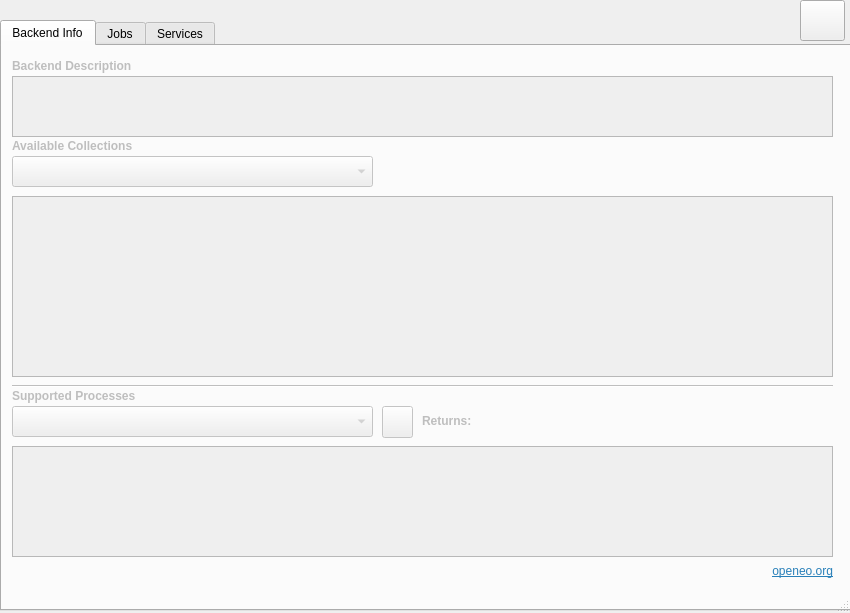
The window that openeo_connector_dialog_base.ui (Open-EO/openeo-qgis-plugin) describes before a commit, drawn with Qt 5.
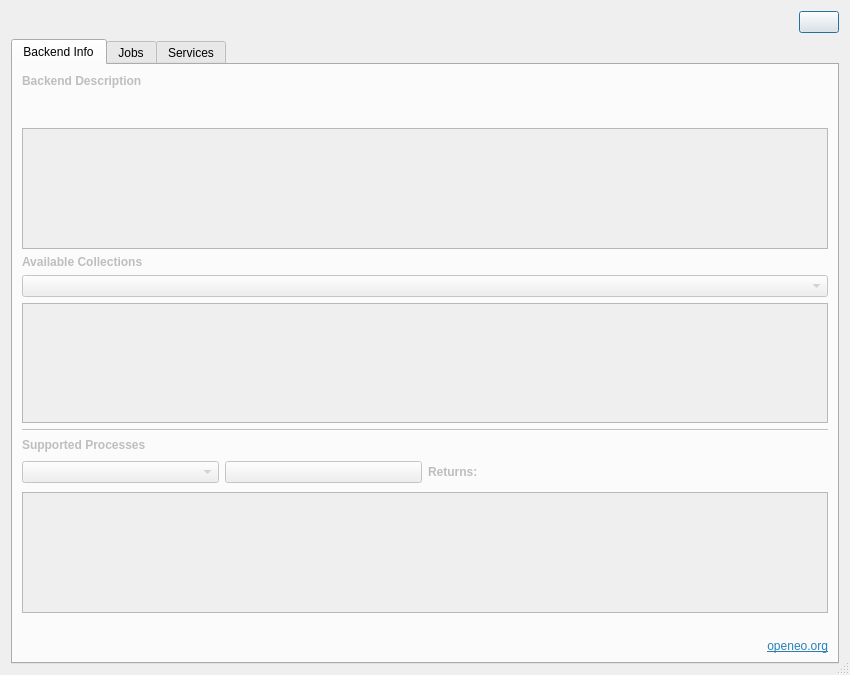
The same window after the commit. The open tabs and pages were chosen to show the change. Icons and pictures are not drawn.

Commit message: improved layout making all windows editable in the size

The edit to the form file:
```diff
--- a/openeo_connector_dialog_base.ui
+++ b/openeo_connector_dialog_base.ui
@@ -10,7 +10,7 @@
     <x>0</x>
     <y>0</y>
     <width>850</width>
-    <height>613</height>
+    <height>675</height>
    </rect>
   </property>
   <property name="minimumSize">
@@ -21,8 +21,8 @@
   </property>
   <property name="maximumSize">
    <size>
-    <width>850</width>
-    <height>750</height>
+    <width>16777215</width>
+    <height>16777215</height>
    </size>
   </property>
   <property name="windowTitle">
@@ -34,15 +34,43 @@
   <property name="modal">
    <bool>false</bool>
   </property>
+  <layout class="QVBoxLayout" name="verticalLayout_2">
+   <item>
+    <layout class="QHBoxLayout" name="horizontalLayout_4">
+     <item>
+      <spacer name="horizontalSpacer">
+       <property name="orientation">
+        <enum>Qt::Horizontal</enum>
+       </property>
+       <property name="sizeHint" stdset="0">
+        <size>
+         <width>40</width>
+         <height>20</height>
+        </size>
+       </property>
+      </spacer>
+     </item>
+     <item>
+      <widget class="QPushButton" name="operationManualBtn">
+       <property name="text">
+        <string/>
+       </property>
+       <property name="icon">
+        <iconset>
+         <normaloff>user_manual_icon.png</normaloff>user_manual_icon.png</iconset>
+       </property>
+       <property name="iconSize">
+        <size>
+         <width>40</width>
+         <height>40</height>
+        </size>
+       </property>
+      </widget>
+     </item>
+    </layout>
+   </item>
+   <item>
   <widget class="QTabWidget" name="tabWidget">
-   <property name="geometry">
-    <rect>
-     <x>0</x>
-     <y>20</y>
-     <width>851</width>
-     <height>591</height>
-    </rect>
-   </property>
    <property name="minimumSize">
     <size>
      <width>0</width>
@@ -59,7 +87,7 @@
     <string/>
    </property>
    <property name="currentIndex">
-    <number>1</number>
+      <number>0</number>
    </property>
    <widget class="QWidget" name="tab_3">
     <property name="enabled">
@@ -68,155 +96,80 @@
     <attribute name="title">
      <string>Backend Info</string>
     </attribute>
-    <widget class="QComboBox" name="processBox">
-     <property name="geometry">
-      <rect>
-       <x>10</x>
-       <y>360</y>
-       <width>361</width>
-       <height>31</height>
-      </rect>
-     </property>
-    </widget>
+      <layout class="QVBoxLayout" name="verticalLayout">
+       <item>
+        <widget class="QLabel" name="label_10">
+         <property name="text">
+          <string>&lt;html&gt;&lt;head/&gt;&lt;body&gt;&lt;p&gt;&lt;span style=&quot; font-weight:600;&quot;&gt;Backend Description&lt;/span&gt;&lt;/p&gt;&lt;/body&gt;&lt;/html&gt;</string>
+         </property>
+        </widget>
+       </item>
+       <item>
+        <widget class="QLabel" name="label_12">
+         <property name="text">
+          <string>&lt;html&gt;&lt;head/&gt;&lt;body&gt;&lt;p&gt;&lt;br/&gt;&lt;/p&gt;&lt;/body&gt;&lt;/html&gt;</string>
+         </property>
+        </widget>
+       </item>
+       <item>
+        <widget class="QTextEdit" name="backendInfo">
+         <property name="readOnly">
+          <bool>true</bool>
+         </property>
+        </widget>
+       </item>
+       <item>
     <widget class="QLabel" name="label_6">
-     <property name="geometry">
-      <rect>
-       <x>10</x>
-       <y>90</y>
-       <width>401</width>
-       <height>20</height>
-      </rect>
-     </property>
      <property name="text">
       <string>&lt;html&gt;&lt;head/&gt;&lt;body&gt;&lt;p&gt;&lt;span style=&quot; font-weight:600;&quot;&gt;Available Collections&lt;/span&gt;&lt;/p&gt;&lt;/body&gt;&lt;/html&gt;</string>
      </property>
     </widget>
-    <widget class="QLabel" name="label_7">
-     <property name="geometry">
-      <rect>
-       <x>10</x>
-       <y>340</y>
-       <width>401</width>
-       <height>20</height>
-      </rect>
-     </property>
-     <property name="text">
-      <string>&lt;html&gt;&lt;head/&gt;&lt;body&gt;&lt;p&gt;&lt;span style=&quot; font-weight:600;&quot;&gt;Supported Processes&lt;/span&gt;&lt;/p&gt;&lt;/body&gt;&lt;/html&gt;</string>
-     </property>
-     <property name="alignment">
-      <set>Qt::AlignLeading|Qt::AlignLeft|Qt::AlignVCenter</set>
-     </property>
-    </widget>
-    <widget class="Line" name="line">
-     <property name="geometry">
-      <rect>
-       <x>10</x>
-       <y>330</y>
-       <width>821</width>
-       <height>20</height>
-      </rect>
-     </property>
-     <property name="orientation">
-      <enum>Qt::Horizontal</enum>
-     </property>
-    </widget>
-    <widget class="QLabel" name="label_21">
-     <property name="geometry">
-      <rect>
-       <x>670</x>
-       <y>510</y>
-       <width>161</width>
-       <height>31</height>
-      </rect>
-     </property>
-     <property name="text">
-      <string>&lt;html&gt;&lt;head/&gt;&lt;body&gt;&lt;p align=&quot;right&quot;&gt;&lt;a href=&quot;https://openeo.org/&quot;&gt;&lt;span style=&quot; text-decoration: underline; color:#2980b9;&quot;&gt;openeo.org&lt;/span&gt;&lt;/a&gt;&lt;/p&gt;&lt;/body&gt;&lt;/html&gt;</string>
-     </property>
-    </widget>
-    <widget class="QTableWidget" name="processTableWidget">
-     <property name="geometry">
-      <rect>
-       <x>10</x>
-       <y>400</y>
-       <width>821</width>
-       <height>111</height>
-      </rect>
-     </property>
-    </widget>
-    <widget class="QLabel" name="label_12">
-     <property name="geometry">
-      <rect>
-       <x>580</x>
-       <y>10</y>
-       <width>71</width>
-       <height>31</height>
-      </rect>
-     </property>
-     <property name="text">
-      <string>&lt;html&gt;&lt;head/&gt;&lt;body&gt;&lt;p&gt;&lt;br/&gt;&lt;/p&gt;&lt;/body&gt;&lt;/html&gt;</string>
-     </property>
-    </widget>
+       </item>
+       <item>
     <widget class="QComboBox" name="collectionBox">
-     <property name="geometry">
-      <rect>
-       <x>10</x>
-       <y>110</y>
-       <width>361</width>
-       <height>31</height>
-      </rect>
-     </property>
      <property name="currentText">
       <string/>
      </property>
     </widget>
-    <widget class="QLabel" name="label_16">
-     <property name="geometry">
-      <rect>
-       <x>10</x>
-       <y>440</y>
-       <width>401</width>
-       <height>23</height>
-      </rect>
-     </property>
-     <property name="text">
-      <string/>
-     </property>
-    </widget>
+       </item>
+       <item>
     <widget class="QTextEdit" name="collectionInfo">
-     <property name="geometry">
-      <rect>
-       <x>10</x>
-       <y>150</y>
-       <width>821</width>
-       <height>181</height>
-      </rect>
-     </property>
      <property name="readOnly">
       <bool>true</bool>
      </property>
     </widget>
-    <widget class="QTextEdit" name="backendInfo">
-     <property name="geometry">
-      <rect>
-       <x>10</x>
-       <y>30</y>
-       <width>821</width>
-       <height>61</height>
-      </rect>
-     </property>
-     <property name="readOnly">
-      <bool>true</bool>
-     </property>
-    </widget>
+       </item>
+       <item>
+        <widget class="Line" name="line">
+         <property name="orientation">
+          <enum>Qt::Horizontal</enum>
+         </property>
+        </widget>
+       </item>
+       <item>
+        <widget class="QLabel" name="label_7">
+         <property name="text">
+          <string>&lt;html&gt;&lt;head/&gt;&lt;body&gt;&lt;p&gt;&lt;span style=&quot; font-weight:600;&quot;&gt;Supported Processes&lt;/span&gt;&lt;/p&gt;&lt;/body&gt;&lt;/html&gt;</string>
+         </property>
+         <property name="alignment">
+          <set>Qt::AlignLeading|Qt::AlignLeft|Qt::AlignVCenter</set>
+         </property>
+        </widget>
+       </item>
+       <item>
+        <layout class="QHBoxLayout" name="horizontalLayout">
+         <item>
+          <widget class="QComboBox" name="processBox"/>
+         </item>
+         <item>
+          <widget class="QPushButton" name="infoBtn2">
+           <property name="text">
+            <string/>
+           </property>
+          </widget>
+         </item>
+         <item>
     <widget class="QLabel" name="label_9">
-     <property name="geometry">
-      <rect>
-       <x>420</x>
-       <y>360</y>
-       <width>51</width>
-       <height>31</height>
-      </rect>
-     </property>
      <property name="text">
       <string>&lt;html&gt;&lt;head/&gt;&lt;body&gt;&lt;p&gt;&lt;span style=&quot; font-weight:600;&quot;&gt;Returns:&lt;/span&gt;&lt;/p&gt;&lt;/body&gt;&lt;/html&gt;</string>
      </property>
@@ -224,15 +177,9 @@
       <set>Qt::AlignLeading|Qt::AlignLeft|Qt::AlignVCenter</set>
      </property>
     </widget>
+         </item>
+         <item>
     <widget class="QLabel" name="returnLabel">
-     <property name="geometry">
-      <rect>
-       <x>480</x>
-       <y>360</y>
-       <width>351</width>
-       <height>31</height>
-      </rect>
-     </property>
      <property name="text">
       <string>&lt;html&gt;&lt;head/&gt;&lt;body&gt;&lt;p&gt;&lt;br/&gt;&lt;/p&gt;&lt;/body&gt;&lt;/html&gt;</string>
      </property>
@@ -240,34 +187,28 @@
       <set>Qt::AlignLeading|Qt::AlignLeft|Qt::AlignVCenter</set>
      </property>
     </widget>
-    <widget class="QPushButton" name="infoBtn2">
-     <property name="geometry">
-      <rect>
-       <x>380</x>
-       <y>360</y>
-       <width>31</width>
-       <height>32</height>
-      </rect>
-     </property>
+         </item>
+        </layout>
+       </item>
+       <item>
+        <widget class="QTableWidget" name="processTableWidget"/>
+       </item>
+       <item>
+        <widget class="QLabel" name="label_16">
      <property name="text">
       <string/>
      </property>
     </widget>
-    <widget class="QLabel" name="label_10">
-     <property name="geometry">
-      <rect>
-       <x>10</x>
-       <y>10</y>
-       <width>821</width>
-       <height>20</height>
-      </rect>
-     </property>
+       </item>
+       <item>
+        <widget class="QLabel" name="label_21">
      <property name="text">
-      <string>&lt;html&gt;&lt;head/&gt;&lt;body&gt;&lt;p&gt;&lt;span style=&quot; font-weight:600;&quot;&gt;Backend Description&lt;/span&gt;&lt;/p&gt;&lt;/body&gt;&lt;/html&gt;</string>
-     </property>
-    </widget>
+          <string>&lt;html&gt;&lt;head/&gt;&lt;body&gt;&lt;p align=&quot;right&quot;&gt;&lt;a href=&quot;https://openeo.org/&quot;&gt;&lt;span style=&quot; text-decoration: underline; color:#2980b9;&quot;&gt;openeo.org&lt;/span&gt;&lt;/a&gt;&lt;/p&gt;&lt;/body&gt;&lt;/html&gt;</string>
+         </property>
+        </widget>
+       </item>
+      </layout>
     <zorder>collectionBox</zorder>
-    <zorder>processBox</zorder>
     <zorder>label_6</zorder>
     <zorder>label_7</zorder>
     <zorder>line</zorder>
@@ -277,208 +218,128 @@
     <zorder>label_16</zorder>
     <zorder>collectionInfo</zorder>
     <zorder>backendInfo</zorder>
-    <zorder>label_9</zorder>
-    <zorder>returnLabel</zorder>
-    <zorder>infoBtn2</zorder>
     <zorder>label_10</zorder>
    </widget>
    <widget class="QWidget" name="tab_4">
     <attribute name="title">
      <string>Jobs</string>
     </attribute>
-    <widget class="QTableWidget" name="jobsTableWidget">
-     <property name="geometry">
-      <rect>
-       <x>10</x>
-       <y>10</y>
-       <width>821</width>
-       <height>491</height>
-      </rect>
-     </property>
-    </widget>
-    <widget class="QPushButton" name="refreshButton">
-     <property name="geometry">
-      <rect>
-       <x>640</x>
-       <y>510</y>
-       <width>41</width>
-       <height>41</height>
-      </rect>
-     </property>
-     <property name="text">
-      <string/>
-     </property>
-     <property name="icon">
-      <iconset>
-       <normaloff>../../../../../../../../../../../../../../../../.designer/backup/reload_icon.png</normaloff>../../../../../../../../../../../../../../../../.designer/backup/reload_icon.png</iconset>
-     </property>
-    </widget>
-    <widget class="QLabel" name="label_22">
-     <property name="geometry">
-      <rect>
-       <x>660</x>
-       <y>510</y>
-       <width>171</width>
-       <height>31</height>
-      </rect>
-     </property>
-     <property name="text">
-      <string>&lt;html&gt;&lt;head/&gt;&lt;body&gt;&lt;p align=&quot;right&quot;&gt;&lt;a href=&quot;https://openeo.org/&quot;&gt;&lt;span style=&quot; text-decoration: underline; color:#2980b9;&quot;&gt;openeo.org&lt;/span&gt;&lt;/a&gt;&lt;/p&gt;&lt;/body&gt;&lt;/html&gt;</string>
-     </property>
-    </widget>
+      <layout class="QGridLayout" name="gridLayout">
+       <item row="0" column="0">
+        <widget class="QTableWidget" name="jobsTableWidget"/>
+       </item>
+       <item row="1" column="0">
+        <layout class="QHBoxLayout" name="horizontalLayout_2">
+         <item>
     <widget class="QPushButton" name="loadHubBtn">
-     <property name="geometry">
-      <rect>
-       <x>10</x>
-       <y>510</y>
-       <width>121</width>
-       <height>41</height>
-      </rect>
-     </property>
      <property name="text">
       <string>Load Job from 
  openEO Hub</string>
      </property>
     </widget>
-    <widget class="QPushButton" name="moveButton">
-     <property name="geometry">
-      <rect>
-       <x>520</x>
-       <y>510</y>
-       <width>111</width>
-       <height>41</height>
-      </rect>
-     </property>
-     <property name="font">
-      <font>
-       <weight>50</weight>
-       <bold>false</bold>
-       <underline>false</underline>
-      </font>
-     </property>
-     <property name="text">
-      <string>Create New Job 
-in Web Editor</string>
-     </property>
-    </widget>
+         </item>
+         <item>
     <widget class="QPushButton" name="createjobBtn">
-     <property name="geometry">
-      <rect>
-       <x>290</x>
-       <y>510</y>
-       <width>121</width>
-       <height>41</height>
-      </rect>
-     </property>
      <property name="text">
       <string>Create new Job</string>
      </property>
     </widget>
+         </item>
+         <item>
+          <widget class="QPushButton" name="moveButton">
+           <property name="font">
+            <font>
+             <weight>50</weight>
+             <bold>false</bold>
+             <underline>false</underline>
+            </font>
+           </property>
+           <property name="text">
+            <string>Create New Job 
+in Web Editor</string>
+           </property>
+          </widget>
+         </item>
+         <item>
+          <widget class="QPushButton" name="refreshButton">
+           <property name="text">
+            <string/>
+           </property>
+           <property name="icon">
+            <iconset>
+             <normaloff>../../../../../../../../../../../../../../../../.designer/backup/reload_icon.png</normaloff>../../../../../../../../../../../../../../../../.designer/backup/reload_icon.png</iconset>
+           </property>
+          </widget>
+         </item>
+         <item>
+          <widget class="QLabel" name="label_22">
+           <property name="text">
+            <string>&lt;html&gt;&lt;head/&gt;&lt;body&gt;&lt;p align=&quot;right&quot;&gt;&lt;a href=&quot;https://openeo.org/&quot;&gt;&lt;span style=&quot; text-decoration: underline; color:#2980b9;&quot;&gt;openeo.org&lt;/span&gt;&lt;/a&gt;&lt;/p&gt;&lt;/body&gt;&lt;/html&gt;</string>
+           </property>
+          </widget>
+         </item>
+        </layout>
+       </item>
+      </layout>
    </widget>
    <widget class="QWidget" name="tab">
     <attribute name="title">
      <string>Services</string>
     </attribute>
-    <widget class="QTableWidget" name="servicesTableWidget">
-     <property name="geometry">
-      <rect>
-       <x>10</x>
-       <y>10</y>
-       <width>821</width>
-       <height>491</height>
-      </rect>
-     </property>
-    </widget>
-    <widget class="QPushButton" name="refreshButton_service">
-     <property name="geometry">
-      <rect>
-       <x>640</x>
-       <y>510</y>
-       <width>41</width>
-       <height>41</height>
-      </rect>
-     </property>
-     <property name="text">
-      <string/>
-     </property>
-     <property name="icon">
-      <iconset>
-       <normaloff>../../../../../../../../../../../../../../../../.designer/backup/reload_icon.png</normaloff>../../../../../../../../../../../../../../../../.designer/backup/reload_icon.png</iconset>
-     </property>
-    </widget>
-    <widget class="QLabel" name="label_24">
-     <property name="geometry">
-      <rect>
-       <x>660</x>
-       <y>510</y>
-       <width>171</width>
-       <height>31</height>
-      </rect>
-     </property>
-     <property name="text">
-      <string>&lt;html&gt;&lt;head/&gt;&lt;body&gt;&lt;p align=&quot;right&quot;&gt;&lt;a href=&quot;https://openeo.org/&quot;&gt;&lt;span style=&quot; text-decoration: underline; color:#2980b9;&quot;&gt;openeo.org&lt;/span&gt;&lt;/a&gt;&lt;/p&gt;&lt;/body&gt;&lt;/html&gt;</string>
-     </property>
-    </widget>
-    <widget class="QPushButton" name="servicewebBtn">
-     <property name="geometry">
-      <rect>
-       <x>510</x>
-       <y>510</y>
-       <width>121</width>
-       <height>41</height>
-      </rect>
-     </property>
-     <property name="font">
-      <font>
-       <weight>50</weight>
-       <bold>false</bold>
-       <underline>false</underline>
-      </font>
-     </property>
-     <property name="text">
-      <string>Create New Service 
-in Web Editor</string>
-     </property>
-    </widget>
+      <layout class="QGridLayout" name="gridLayout_2">
+       <item row="0" column="0">
+        <widget class="QTableWidget" name="servicesTableWidget"/>
+       </item>
+       <item row="1" column="0">
+        <layout class="QHBoxLayout" name="horizontalLayout_5">
+         <item>
     <widget class="QPushButton" name="createserviceBtn">
-     <property name="geometry">
-      <rect>
-       <x>290</x>
-       <y>510</y>
-       <width>121</width>
-       <height>41</height>
-      </rect>
-     </property>
      <property name="text">
       <string>Create New Service 
 from Job</string>
      </property>
     </widget>
-   </widget>
-  </widget>
-  <widget class="QPushButton" name="operationManualBtn">
-   <property name="geometry">
-    <rect>
-     <x>800</x>
-     <y>0</y>
-     <width>45</width>
-     <height>41</height>
-    </rect>
-   </property>
+         </item>
+         <item>
+          <widget class="QPushButton" name="servicewebBtn">
+           <property name="font">
+            <font>
+             <weight>50</weight>
+             <bold>false</bold>
+             <underline>false</underline>
+            </font>
+           </property>
+           <property name="text">
+            <string>Create New Service 
+in Web Editor</string>
+           </property>
+          </widget>
+         </item>
+         <item>
+          <widget class="QPushButton" name="refreshButton_service">
    <property name="text">
     <string/>
    </property>
    <property name="icon">
     <iconset>
-     <normaloff>user_manual_icon.png</normaloff>user_manual_icon.png</iconset>
-   </property>
-   <property name="iconSize">
-    <size>
-     <width>40</width>
-     <height>40</height>
-    </size>
-   </property>
-  </widget>
+             <normaloff>../../../../../../../../../../../../../../../../.designer/backup/reload_icon.png</normaloff>../../../../../../../../../../../../../../../../.designer/backup/reload_icon.png</iconset>
+           </property>
+          </widget>
+         </item>
+         <item>
+          <widget class="QLabel" name="label_24">
+           <property name="text">
+            <string>&lt;html&gt;&lt;head/&gt;&lt;body&gt;&lt;p align=&quot;right&quot;&gt;&lt;a href=&quot;https://openeo.org/&quot;&gt;&lt;span style=&quot; text-decoration: underline; color:#2980b9;&quot;&gt;openeo.org&lt;/span&gt;&lt;/a&gt;&lt;/p&gt;&lt;/body&gt;&lt;/html&gt;</string>
+           </property>
+          </widget>
+         </item>
+        </layout>
+       </item>
+      </layout>
+     </widget>
+    </widget>
+   </item>
+  </layout>
  </widget>
  <resources/>
  <connections/>
```
Lines whose indentation alone changed are shown as unchanged. The commit also changes 8 other files.
